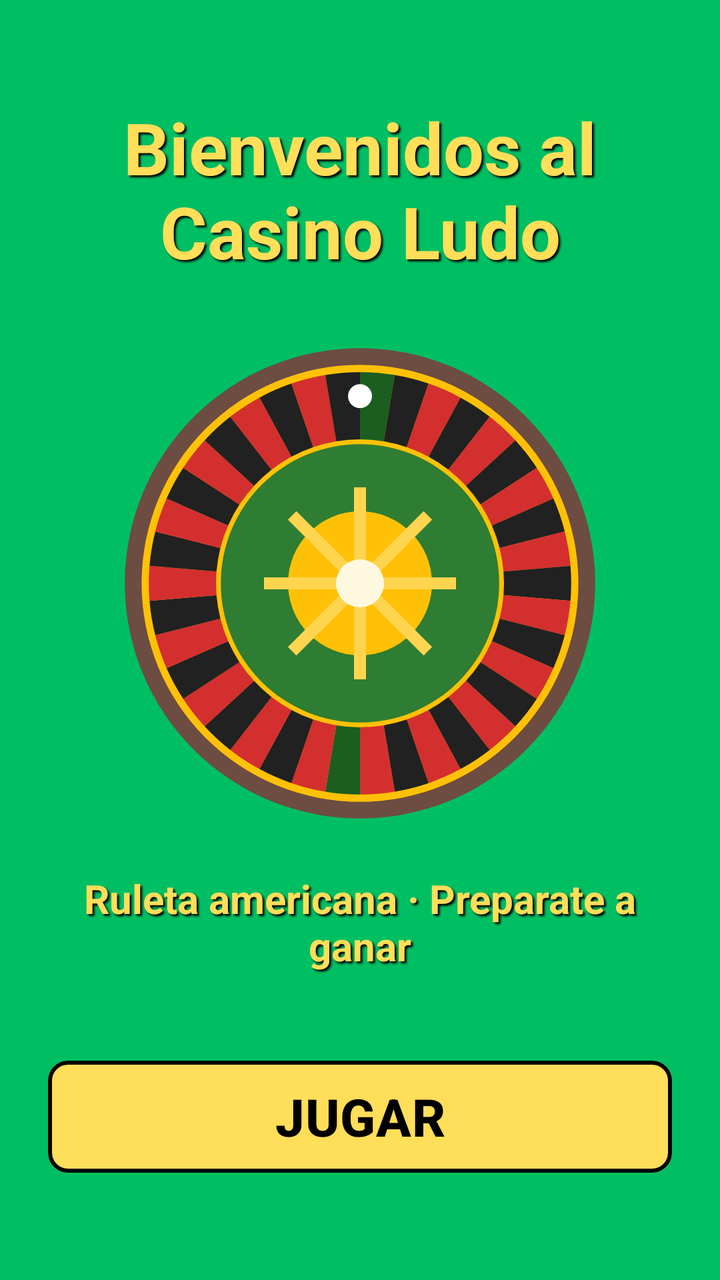
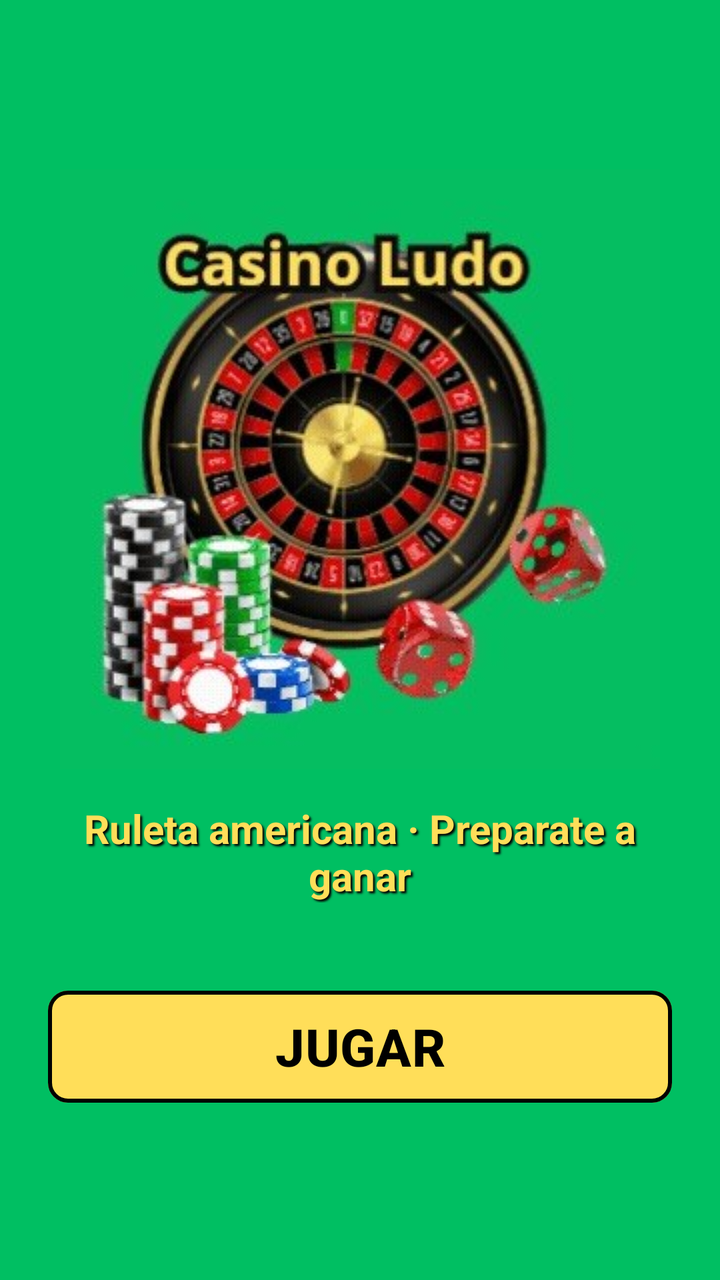

Before-and-after screenshots of an Android layout around one commit, followed by the original layout XML and the change that was made.
<!-- AndroidManifest.xml: application theme Theme.CasinoLudo -->
<!-- res/layout/activity_main.xml -->
<?xml version="1.0" encoding="utf-8"?>
<ScrollView xmlns:android="http://schemas.android.com/apk/res/android"
    xmlns:tools="http://schemas.android.com/tools"
    android:id="@+id/main"
    android:layout_width="match_parent"
    android:layout_height="match_parent"
    android:background="@color/verde_mesa"
    android:fillViewport="true"
    tools:context=".MainActivity">

    <LinearLayout
        android:layout_width="match_parent"
        android:layout_height="wrap_content"
        android:gravity="center"
        android:orientation="vertical"
        android:padding="24dp">

        <TextView
            style="@style/TextoTitulo"
            android:layout_width="match_parent"
            android:layout_height="wrap_content"
            android:text="@string/titulo_bienvenida"
            android:textSize="36sp" />

        <ImageView
            android:id="@+id/imgRuleta"
            android:layout_width="240dp"
            android:layout_height="240dp"
            android:layout_marginTop="32dp"
            android:contentDescription="@string/desc_imagen_ruleta"
            android:src="@drawable/img_ruleta" />

        <TextView
            style="@style/TextoSubtitulo"
            android:layout_width="match_parent"
            android:layout_height="wrap_content"
            android:layout_marginTop="24dp"
            android:text="@string/subtitulo_bienvenida" />

        <com.google.android.material.button.MaterialButton
            android:id="@+id/btnJugar"
            style="@style/BotonFicha"
            android:layout_width="match_parent"
            android:layout_height="wrap_content"
            android:layout_marginTop="40dp"
            android:text="@string/boton_jugar"
            android:textSize="26sp" />
    </LinearLayout>
</ScrollView>
<!-- resources referenced by this layout -->
<resources>
  <color name="verde_mesa">#FF00BF63</color>
  <!-- drawable img_ruleta: vector/xml drawable (drawable, 6761 chars, omitted) -->
  <string name="boton_jugar">JUGAR</string>
  <string name="desc_imagen_ruleta">Ruleta de casino</string>
  <string name="subtitulo_bienvenida">Ruleta americana · Preparate a ganar</string>
  <string name="titulo_bienvenida">Bienvenidos al Casino Ludo</string>
  <style name="BotonFicha" parent="Widget.Material3.Button">
          <item name="backgroundTint">@color/amarillo_ficha</item>
          <item name="android:textColor">@color/black</item>
          <item name="android:textSize">20sp</item>
          <item name="android:textStyle">bold</item>
          <item name="strokeColor">@color/black</item>
          <item name="strokeWidth">2dp</item>
          <item name="cornerRadius">10dp</item>
          <item name="android:minHeight">64dp</item>
      </style>
  <style name="TextoSubtitulo" parent="TextoTitulo">
          <item name="android:textSize">20sp</item>
      </style>
  <style name="TextoTitulo">
          <item name="android:textColor">@color/amarillo_ficha</item>
          <item name="android:textSize">30sp</item>
          <item name="android:textStyle">bold</item>
          <item name="android:gravity">center</item>
          <item name="android:shadowColor">@color/black</item>
          <item name="android:shadowDx">3</item>
          <item name="android:shadowDy">3</item>
          <item name="android:shadowRadius">2</item>
      </style>
  <style name="Theme.CasinoLudo" parent="Base.Theme.CasinoLudo" />
  <color name="amarillo_ficha">#FFFFDE59</color>
  <color name="black">#FF000000</color>
  <style name="Base.Theme.CasinoLudo" parent="Theme.Material3.Light.NoActionBar">
          <item name="colorPrimary">@color/amarillo_ficha</item>
          <item name="colorOnPrimary">@color/black</item>
          <item name="colorSecondary">@color/verde_mesa</item>
          <item name="android:windowBackground">@color/verde_mesa</item>
      </style>
</resources>

<!-- the commit's change to res/layout/activity_main.xml (unified diff, before → after) -->
@@ -1,49 +1,35 @@
 <?xml version="1.0" encoding="utf-8"?>
-<ScrollView xmlns:android="http://schemas.android.com/apk/res/android"
+<LinearLayout xmlns:android="http://schemas.android.com/apk/res/android"
     xmlns:tools="http://schemas.android.com/tools"
     android:id="@+id/main"
     android:layout_width="match_parent"
     android:layout_height="match_parent"
     android:background="@color/verde_mesa"
-    android:fillViewport="true"
+    android:gravity="center"
+    android:orientation="vertical"
+    android:padding="24dp"
     tools:context=".MainActivity">
 
-    <LinearLayout
+    <ImageView
+        android:id="@+id/imgLogo"
+        android:layout_width="300dp"
+        android:layout_height="300dp"
+        android:contentDescription="@string/desc_logo"
+        android:src="@drawable/img_logo" />
+
+    <TextView
+        style="@style/TextoSubtitulo"
         android:layout_width="match_parent"
         android:layout_height="wrap_content"
-        android:gravity="center"
-        android:orientation="vertical"
-        android:padding="24dp">
+        android:layout_marginTop="16dp"
+        android:text="@string/subtitulo_bienvenida" />
 
-        <TextView
-            style="@style/TextoTitulo"
-            android:layout_width="match_parent"
-            android:layout_height="wrap_content"
-            android:text="@string/titulo_bienvenida"
-            android:textSize="36sp" />
-
-        <ImageView
-            android:id="@+id/imgRuleta"
-            android:layout_width="240dp"
-            android:layout_height="240dp"
-            android:layout_marginTop="32dp"
-            android:contentDescription="@string/desc_imagen_ruleta"
-            android:src="@drawable/img_ruleta" />
-
-        <TextView
-            style="@style/TextoSubtitulo"
-            android:layout_width="match_parent"
-            android:layout_height="wrap_content"
-            android:layout_marginTop="24dp"
-            android:text="@string/subtitulo_bienvenida" />
-
-        <com.google.android.material.button.MaterialButton
-            android:id="@+id/btnJugar"
-            style="@style/BotonFicha"
-            android:layout_width="match_parent"
-            android:layout_height="wrap_content"
-            android:layout_marginTop="40dp"
-            android:text="@string/boton_jugar"
-            android:textSize="26sp" />
-    </LinearLayout>
-</ScrollView>
+    <com.google.android.material.button.MaterialButton
+        android:id="@+id/btnJugar"
+        style="@style/BotonFicha"
+        android:layout_width="match_parent"
+        android:layout_height="wrap_content"
+        android:layout_marginTop="40dp"
+        android:text="@string/boton_jugar"
+        android:textSize="26sp" />
+</LinearLayout>
<!-- resource entries referenced after the edit -->
@@ -1,11 +1,10 @@
 <!-- resources referenced by this layout -->
 <resources>
-  <color name="verde_mesa">#FF00BF63</color>
-  <!-- drawable img_ruleta: vector/xml drawable (drawable, 6761 chars, omitted) -->
+  <color name="verde_mesa">#FF00BF62</color>
+  <!-- drawable img_logo: jpg bitmap (drawable, 29090 bytes) -->
   <string name="boton_jugar">JUGAR</string>
-  <string name="desc_imagen_ruleta">Ruleta de casino</string>
+  <string name="desc_logo">Logo del Casino Ludo</string>
   <string name="subtitulo_bienvenida">Ruleta americana · Preparate a ganar</string>
-  <string name="titulo_bienvenida">Bienvenidos al Casino Ludo</string>
   <style name="BotonFicha" parent="Widget.Material3.Button">
           <item name="backgroundTint">@color/amarillo_ficha</item>
           <item name="android:textColor">@color/black</item>
